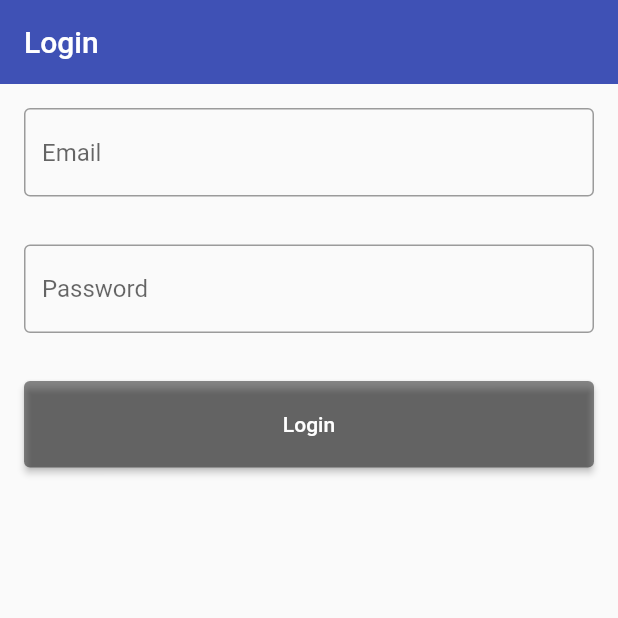
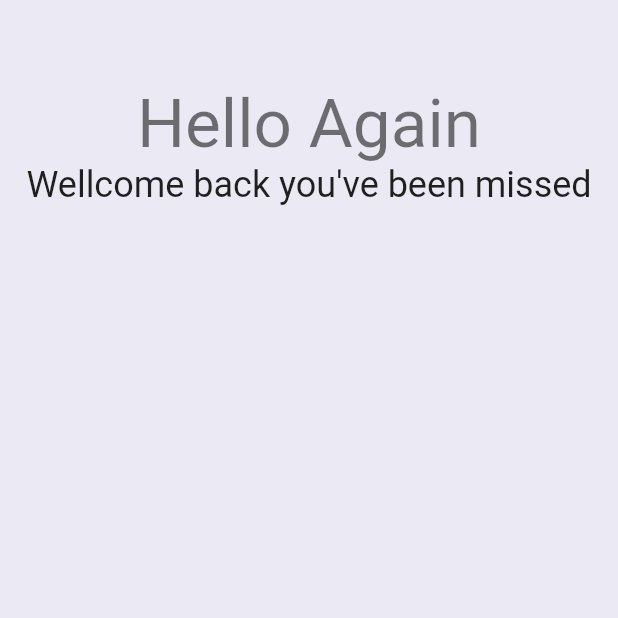
Before and after one commit to mertcankiyak/strapi_provider, a Flutter app: the screen it shows after launch, on a phone screen of 412 x 824 dp, the top half of it. Run offline on Flutter 3.47's test engine with Material 2 defaults, Android fonts, the phone set to English and light mode, and no system bars; our stand-ins replace get_it; missing offline and left inert: vexana; accounts and stored records are empty.

Commit message:
update login_view theme

```diff
--- a/lib/features/authentication/view/login_view.dart
+++ b/lib/features/authentication/view/login_view.dart
@@ -1,3 +1,5 @@
+import 'dart:ui';
+
 import 'package:flutter/material.dart';
 import 'package:provider/provider.dart';
 import 'package:strapi_provider/features/authentication/model/request_user_model.dart';
@@ -10,22 +12,67 @@ class LoginView extends StatelessWidget with FormValidate {
   final TextEditingController _emailController = TextEditingController();
   final TextEditingController _passwordController = TextEditingController();
   final GlobalKey<FormState> _formKey = GlobalKey();
+
   @override
   Widget build(BuildContext context) {
     final _loginViewModel = Provider.of<LoginViewModel>(context);
     return Scaffold(
+      backgroundColor: Color(0xFFEBE9F3),
       resizeToAvoidBottomInset: false,
       appBar: AppBar(
-        backgroundColor: Colors.indigo,
+        backgroundColor: Color(0xFFEBE9F3),
         elevation: 0,
-        title: Text("Login"),
       ),
-      body: SingleChildScrollView(
+      body: ListView(
+        children: [
+          Column(
+            crossAxisAlignment: CrossAxisAlignment.center,
+            children: [
+              Text("Hello Again", style: Theme.of(context).textTheme.headline3, textAlign: TextAlign.center,),
+              Text("Wellcome back you've been missed", style: Theme.of(context).textTheme.headline5, textAlign: TextAlign.center,),
+
+            ],
+          ),
+        ],
+      ),
+    );
+  }
+}
+/* Center(
+            child: ClipRect(
+              child: BackdropFilter(
+                filter: ImageFilter.blur(sigmaX: 10.0, sigmaY: 10.0),
+                child: Container(
+                  width: 200.0,
+                  height: 200.0,
+                  decoration: BoxDecoration(
+                      color: Colors.grey.shade200.withOpacity(0.5)),
+                  child: const Center(
+                    child: Text(
+                      'Frosted',
+                    ),
+                  ),
+                ),
+              ),
+            ),
+          ),*/
+/*
+* SingleChildScrollView(
               child: Form(
                 key: _formKey,
                 child: Column(
                   mainAxisAlignment: MainAxisAlignment.center,
                   children: [
+                    BackdropFilter(
+                      filter: ImageFilter.blur(sigmaX: 10.0, sigmaY: 10.0),
+                      child: Container(
+                        width: 200,
+                        height: MediaQuery.of(context).size.height,
+                        decoration: BoxDecoration(
+                            color: Colors.grey.shade200.withOpacity(0.5)
+                        ),
+                      ),
+                    ),
                     Padding(
                       padding: const EdgeInsets.all(16.0),
                       child: TextFormField(
@@ -73,7 +120,4 @@ class LoginView extends StatelessWidget with FormValidate {
                   ],
                 ),
               ),
-      ),
-    );
-  }
-}
+            ),*/
```
Lines whose indentation alone changed are shown as unchanged.
